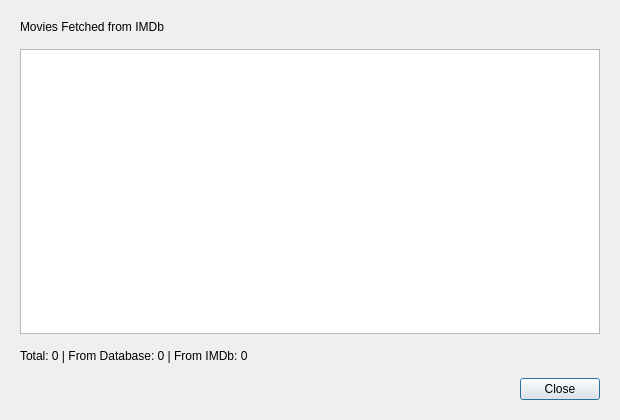
Qt form src/ui/dialogs/FetchSummaryDialog.ui (Ghaith-Hamdi/MovieInfo) before a commit.
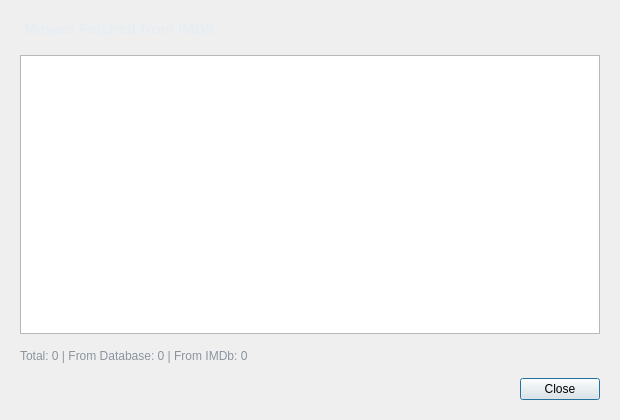
The same form after that commit.

Commit message: feat: Update UI components for improved layout and styling in FilterPanel and FetchSummaryDialog

The edit to the form file:
```diff
--- a/src/ui/dialogs/FetchSummaryDialog.ui
+++ b/src/ui/dialogs/FetchSummaryDialog.ui
@@ -34,6 +34,9 @@
      <property name="text">
       <string>Movies Fetched from IMDb</string>
      </property>
+     <property name="styleSheet">
+      <string>font-size: 15px; font-weight: 600; color: #e6edf3; padding-bottom: 2px;</string>
+     </property>
     </widget>
    </item>
    <item>
@@ -48,6 +51,9 @@
      <property name="text">
       <string>Total: 0 | From Database: 0 | From IMDb: 0</string>
      </property>
+     <property name="styleSheet">
+      <string>color: #8b949e; font-size: 12px;</string>
+     </property>
     </widget>
    </item>
    <item>
```
The commit also changes 6 other files.
